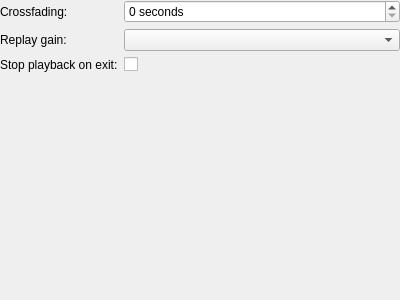
Above: gui/playbacksettings.ui from polpo/cantata-mac before the change. Below: the same form after it.
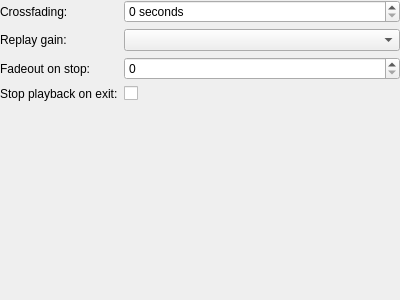
That is the form after the change.

Commit message: Optionally fade-out track when stopping.

What changed in the file:
```diff
--- a/gui/playbacksettings.ui
+++ b/gui/playbacksettings.ui
@@ -53,6 +53,19 @@
    <item row="2" column="0">
     <widget class="QLabel" name="label_6b">
      <property name="text">
+      <string>Fadeout on stop:</string>
+     </property>
+     <property name="buddy">
+      <cstring>stopFadeDuration</cstring>
+     </property>
+    </widget>
+   </item>
+   <item row="2" column="1">
+    <widget class="QSpinBox" name="stopFadeDuration"/>
+   </item>
+   <item row="3" column="0">
+    <widget class="QLabel" name="label_6b">
+     <property name="text">
       <string>Stop playback on exit:</string>
      </property>
      <property name="buddy">
@@ -60,7 +73,7 @@
      </property>
     </widget>
    </item>
-   <item row="2" column="1">
+   <item row="3" column="1">
     <widget class="QCheckBox" name="stopOnExit"/>
    </item>
   </layout>
```
The commit also changes 6 other files.
